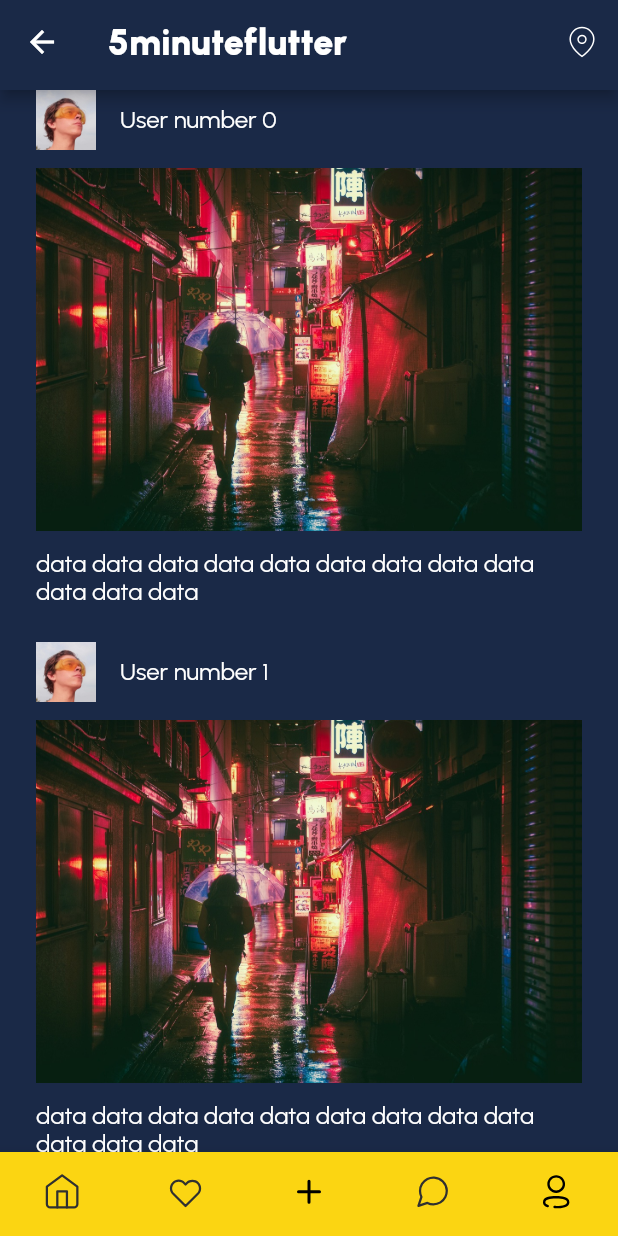
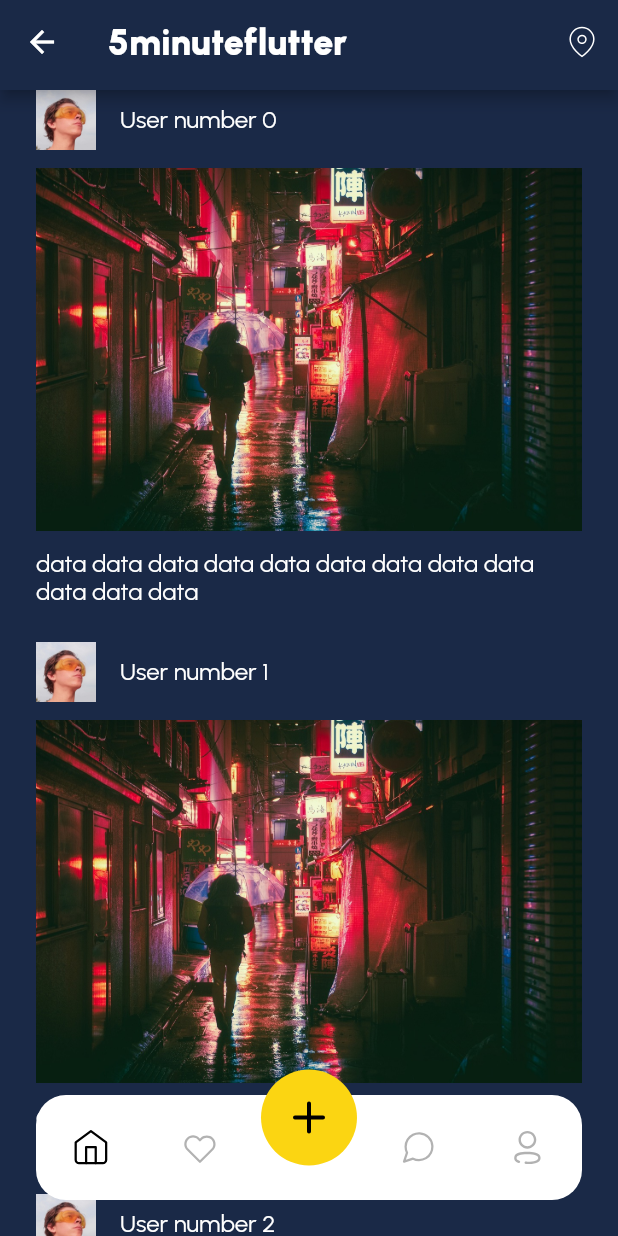
Before and after one commit to daniilamark/tutorial, a Flutter app: the MainPage screen opened by its route, on a phone screen of 412 x 824 dp. Run offline on Flutter 3.47's test engine with Material 2 defaults, Android fonts, the phone set to English and light mode, and no system bars; our stand-ins replace flutter_map, flutter_svg, latlong2; project files that could hold a hidden picture were left out.

Commit message:
update bottom navigation and add map

```diff
--- /dev/null
+++ b/lib/components/bottom_navigation_item.dart
@@ -0,0 +1,31 @@
+import 'package:flutter/material.dart';
+import 'package:flutter_svg/flutter_svg.dart';
+import 'package:tutorial/pages/main_page.dart';
+
+class BottomNavigationItem extends StatelessWidget {
+  final VoidCallback onPressed;
+  final String icon;
+  final Menus current;
+  final Menus name;
+  const BottomNavigationItem({
+    super.key,
+    required this.onPressed,
+    required this.icon,
+    required this.current,
+    required this.name,
+  });
+
+  @override
+  Widget build(BuildContext context) {
+    return IconButton(
+      onPressed: onPressed,
+      icon: SvgPicture.asset(
+        icon,
+        colorFilter: ColorFilter.mode(
+          current == name ? Colors.black : Colors.black.withOpacity(0.3),
+          BlendMode.srcIn,
+        ),
+      ),
+    );
+  }
+}
--- a/lib/config/app_routes.dart
+++ b/lib/config/app_routes.dart
@@ -2,6 +2,7 @@ import 'package:tutorial/pages/edit_profile_page.dart';
 import 'package:tutorial/pages/home_page.dart';
 import 'package:tutorial/pages/login_page.dart';
 import 'package:tutorial/pages/main_page.dart';
+import 'package:tutorial/pages/nearby_page.dart';
 
 class AppRoutes {
   static final pages = {
@@ -9,10 +10,12 @@ class AppRoutes {
     home: (context) => HomePage(),
     main: (context) => const MainPage(),
     editProfile: (context) => const EditProfilePage(),
+    nearby: (context) => const NearbyPage(),
   };
 
   static const login = '/';
   static const home = '/home';
   static const main = '/main';
   static const editProfile = '/edit_profile';
+  static const nearby = '/nearby';
 }
--- a/lib/pages/home_page.dart
+++ b/lib/pages/home_page.dart
@@ -3,6 +3,7 @@ import 'package:flutter_svg/svg.dart';
 import 'package:tutorial/components/post_item.dart';
 import 'package:tutorial/components/toolbar.dart';
 import 'package:tutorial/config/app_icons.dart';
+import 'package:tutorial/config/app_routes.dart';
 import 'package:tutorial/config/app_strings.dart';
 
 // ignore: must_be_immutable
@@ -18,7 +19,9 @@ class HomePage extends StatelessWidget {
         title: AppStrings.appName,
         actions: [
           IconButton(
-            onPressed: () {},
+            onPressed: () {
+              Navigator.of(context).pushNamed(AppRoutes.nearby);
+            },
             icon: SvgPicture.asset(AppIcons.icLocation),
           ),
         ],
--- a/lib/pages/login_page.dart
+++ b/lib/pages/login_page.dart
@@ -4,7 +4,7 @@ import 'package:tutorial/config/app_routes.dart';
 import 'package:tutorial/config/app_strings.dart';
 
 class LoginPage extends StatelessWidget {
-  LoginPage({super.key});
+  const LoginPage({super.key});
 
   @override
   Widget build(BuildContext context) {
--- a/lib/pages/main_page.dart
+++ b/lib/pages/main_page.dart
@@ -1,7 +1,7 @@
 import 'package:flutter/material.dart';
 import 'package:flutter_svg/svg.dart';
+import 'package:tutorial/components/bottom_navigation_item.dart';
 import 'package:tutorial/config/app_icons.dart';
-import 'package:tutorial/config/app_strings.dart';
 import 'package:tutorial/pages/home_page.dart';
 import 'package:tutorial/pages/profile_page.dart';
 import 'package:tutorial/styles/app_colors.dart';
@@ -14,45 +14,22 @@ class MainPage extends StatefulWidget {
 }
 
 class _MainPageState extends State<MainPage> {
-  int currentIndex = 0;
+  Menus currentIndex = Menus.home;
 
   @override
   Widget build(BuildContext context) {
     return Scaffold(
-      body: pages[currentIndex],
-      bottomNavigationBar: BottomNavigationBar(
-        items: [
-          BottomNavigationBarItem(
-            icon: SvgPicture.asset(AppIcons.icHome),
-            label: AppStrings.home,
-          ),
-          BottomNavigationBarItem(
-            icon: SvgPicture.asset(AppIcons.icFavorite),
-            label: AppStrings.favorites,
-          ),
-          BottomNavigationBarItem(
-            icon: SvgPicture.asset(AppIcons.icAdd),
-            label: AppStrings.add,
-          ),
-          BottomNavigationBarItem(
-            icon: SvgPicture.asset(AppIcons.icMessage),
-            label: AppStrings.messages,
-          ),
-          BottomNavigationBarItem(
-            icon: SvgPicture.asset(AppIcons.icUser),
-            label: AppStrings.user,
-          ),
-        ],
+      extendBody: true,
+      body: pages[currentIndex.index],
+      bottomNavigationBar: MyBottomNavigation(
         currentIndex: currentIndex,
-        onTap: (index) {
-          setState(() {
-            currentIndex = index;
-          });
+        onTap: (value) {
+          setState(
+            () {
+              currentIndex = value;
+            },
+          );
         },
-        type: BottomNavigationBarType.fixed,
-        showSelectedLabels: false,
-        showUnselectedLabels: false,
-        backgroundColor: AppColors.primary,
       ),
     );
   }
@@ -71,3 +48,102 @@ class _MainPageState extends State<MainPage> {
     const ProfilePage(),
   ];
 }
+
+enum Menus {
+  home,
+  favorite,
+  add,
+  messages,
+  user,
+}
+
+class MyBottomNavigation extends StatelessWidget {
+  final Menus currentIndex;
+  final ValueChanged<Menus> onTap;
+  const MyBottomNavigation({
+    super.key,
+    required this.currentIndex,
+    required this.onTap,
+  });
+
+  @override
+  Widget build(BuildContext context) {
+    return Container(
+      height: 87,
+      margin: const EdgeInsets.all(24),
+      child: Stack(
+        children: [
+          Positioned(
+            left: 0,
+            right: 0,
+            top: 17,
+            child: Container(
+              height: 70,
+              decoration: const BoxDecoration(
+                color: Colors.white,
+                borderRadius: BorderRadius.all(
+                  Radius.circular(20),
+                ),
+              ),
+              child: Row(
+                children: [
+                  Expanded(
+                    child: BottomNavigationItem(
+                      onPressed: () => onTap(Menus.home),
+                      icon: AppIcons.icHome,
+                      current: currentIndex,
+                      name: Menus.home,
+                    ),
+                  ),
+                  Expanded(
+                    child: BottomNavigationItem(
+                      onPressed: () => onTap(Menus.favorite),
+                      icon: AppIcons.icFavorite,
+                      current: currentIndex,
+                      name: Menus.favorite,
+                    ),
+                  ),
+                  const Spacer(),
+                  Expanded(
+                    child: BottomNavigationItem(
+                      onPressed: () => onTap(Menus.messages),
+                      icon: AppIcons.icMessage,
+                      current: currentIndex,
+                      name: Menus.messages,
+                    ),
+                  ),
+                  Expanded(
+                    child: BottomNavigationItem(
+                      onPressed: () => onTap(Menus.user),
+                      icon: AppIcons.icUser,
+                      current: currentIndex,
+                      name: Menus.user,
+                    ),
+                  ),
+                ],
+              ),
+            ),
+          ),
+          Positioned(
+            left: 0,
+            right: 0,
+            top: 0,
+            child: GestureDetector(
+              onTap: () => onTap(Menus.add),
+              child: Container(
+                width: 64,
+                height: 64,
+                padding: const EdgeInsets.all(16),
+                decoration: const BoxDecoration(
+                  color: AppColors.primary,
+                  shape: BoxShape.circle,
+                ),
+                child: SvgPicture.asset(AppIcons.icAdd),
+              ),
+            ),
+          ),
+        ],
+      ),
+    );
+  }
+}
--- a/lib/pages/profile_page.dart
+++ b/lib/pages/profile_page.dart
@@ -22,7 +22,7 @@ class ProfilePage extends StatelessWidget {
                   Navigator.of(context).pushNamed(AppRoutes.editProfile);
                   break;
                 case ProfileMenu.logout:
-                  print('log out ');
+                  Navigator.of(context).pushNamed(AppRoutes.login);
                   break;
                 default:
               }
--- a/pubspec.yaml
+++ b/pubspec.yaml
@@ -10,6 +10,9 @@ dependencies:
   flutter:
     sdk: flutter
   flutter_svg: ^2.0.7
+  flutter_map: ^5.0.0
+  latlong2:
+  http: ^1.1.0
 
 dev_dependencies:
   flutter_test:
```
Also changed, not shown: lib/pages/nearby_page.dart (added, +72 -0 lines), pubspec.lock.
